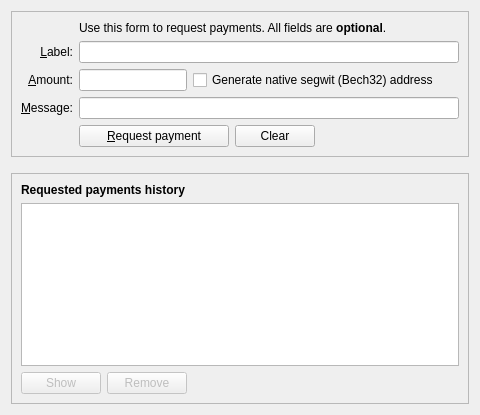
Qt form src/qt/forms/receivecoinsdialog.ui (Velescore/fxtc) before a commit.
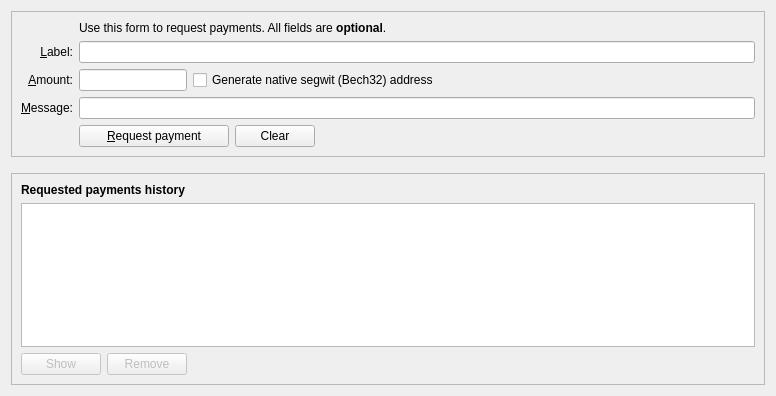
The same form after that commit. Icons and pictures are not drawn. Custom widgets are drawn as their Qt base class.

Diff of the .ui file:
```diff
--- a/src/qt/forms/receivecoinsdialog.ui
+++ b/src/qt/forms/receivecoinsdialog.ui
@@ -6,8 +6,8 @@
    <rect>
     <x>0</x>
     <y>0</y>
-    <width>480</width>
-    <height>415</height>
+    <width>776</width>
+    <height>396</height>
    </rect>
   </property>
   <layout class="QVBoxLayout" name="verticalLayout" stretch="0,0,1">
```
Left out of the diff: 56 changed lines with no effect on the pictures.
